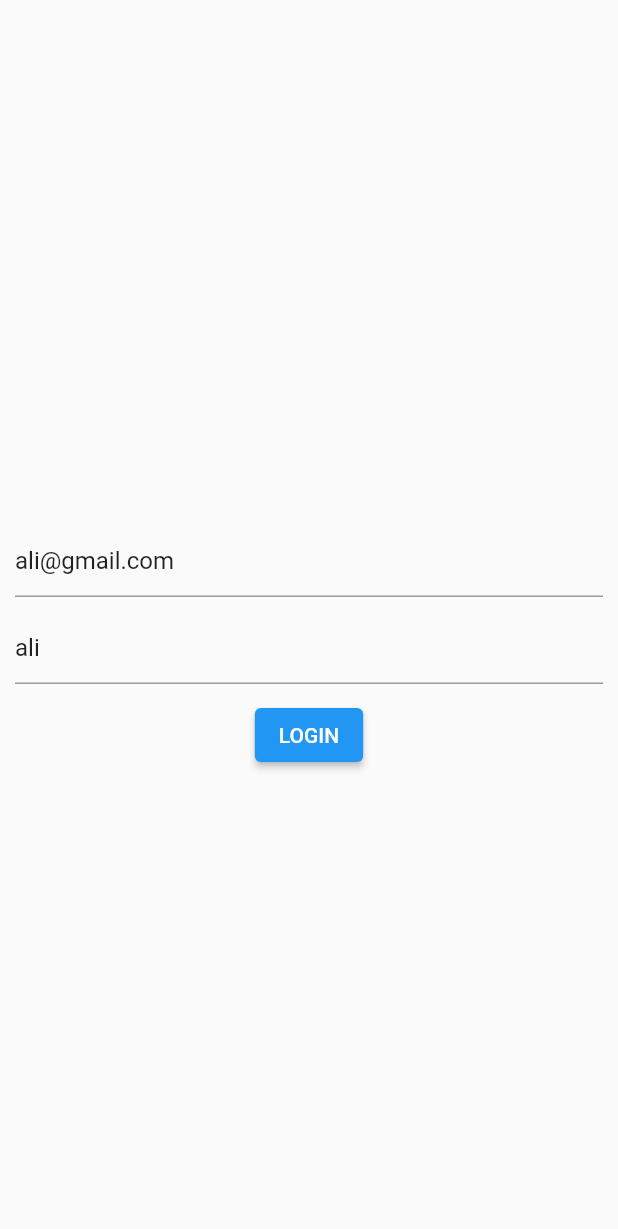
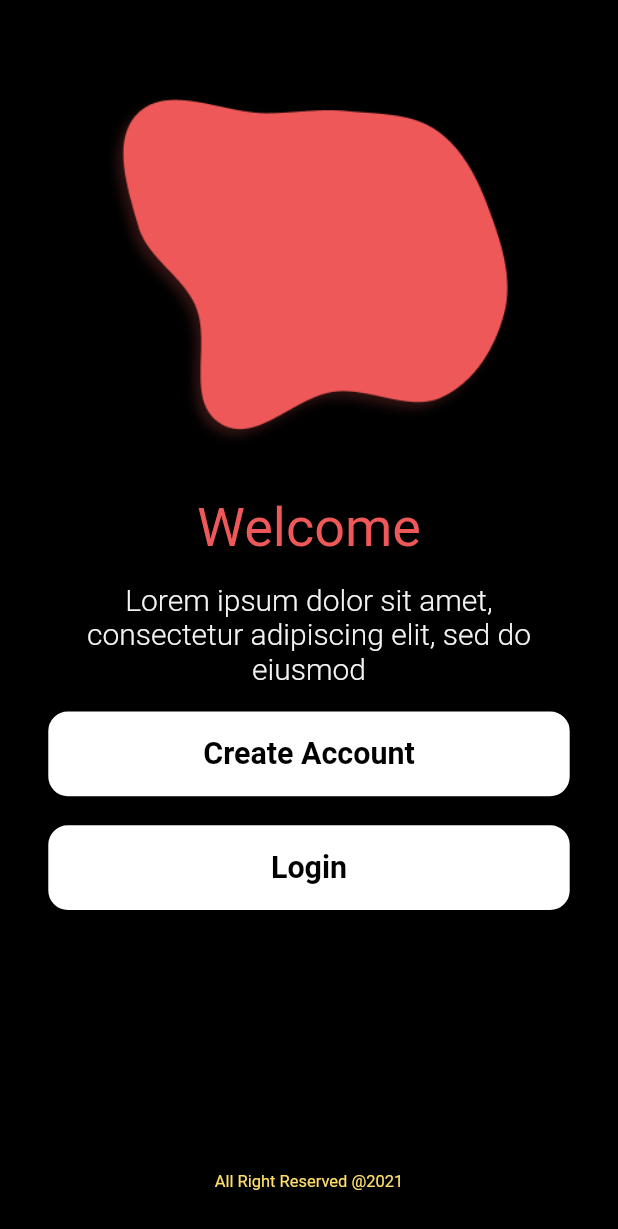
Before and after one commit to Mohsin222/simplechat, a Flutter app: the screen it shows after launch, on a phone screen of 412 x 824 dp. Shown: the top 1229 px of the screen. Run offline on Flutter 3.47's test engine with Material 2 defaults, Android fonts, the phone set to English and light mode, and no system bars; our stand-ins replace dio, flutter_screenutil, get, image_picker, socket_io_client.

Commit message:
new login sign up and half main ui ready

```diff
--- /dev/null
+++ b/lib/constants/colors.dart
@@ -0,0 +1,11 @@
+import 'package:flutter/material.dart';
+
+class ColorsClass{
+
+  static Color backgroundColorDark =Color(0xff000000);
+    static Color backgroundColorLight =Color(0xffFFFFFF);
+    static Color primaryColorLight =Color(0xffFFFFFF);
+     static Color primaryColorDark =Color(0xff000000);
+static Color textColor2 =Color(0xffA7A3A3);
+
+}
--- a/lib/main.dart
+++ b/lib/main.dart
@@ -3,8 +3,10 @@ import 'package:chatapp2/provider/message_provider.dart';
 
 
 import 'package:chatapp2/views/auth/login.dart';
+import 'package:chatapp2/views/auth/start_screen.dart';
 
 import 'package:flutter/material.dart';
+import 'package:flutter_screenutil/flutter_screenutil.dart';
 import 'package:provider/provider.dart';
 
 void main() {
@@ -17,6 +19,11 @@ class MyApp extends StatelessWidget {
   // This widget is the root of your application.
   @override
   Widget build(BuildContext context) {
+    return ScreenUtilInit(
+        designSize: const Size(375, 812),
+        minTextAdapt: true,
+        splitScreenMode: true,
+        builder: (context, child) {
     return MultiProvider(
         providers: [
 
@@ -31,8 +38,12 @@ class MyApp extends StatelessWidget {
 
             primarySwatch: Colors.blue,
           ),
-        home: const AuthScreen(),
+          // home: const AuthScreen(),
+          home: const StartScreen(),
         ),
+      );
+
+        }
     );
   }
 }
--- /dev/null
+++ b/lib/views/auth/start_screen.dart
@@ -0,0 +1,84 @@
+import 'package:chatapp2/constants/colors.dart';
+import 'package:chatapp2/views/auth/widget/auth_bottom_sheet.dart';
+import 'package:chatapp2/views/auth/widget/login_widget.dart';
+import 'package:chatapp2/views/auth/widget/signup_widget.dart';
+import 'package:chatapp2/widget/custom_btn1.dart';
+import 'package:flutter/material.dart';
+import 'package:flutter/src/widgets/framework.dart';
+import 'package:flutter/src/widgets/placeholder.dart';
+import 'package:flutter_screenutil/flutter_screenutil.dart';
+
+class StartScreen extends StatelessWidget {
+  const StartScreen({super.key});
+
+  @override
+  Widget build(BuildContext context) {
+    return Scaffold(
+      body: Container(
+        // padding: EdgeInsets.symmetric(vertical: 14),
+              padding: EdgeInsets.all(30),
+        color: ColorsClass.backgroundColorDark,
+        width: double.infinity,
+        child: Column(
+          // crossAxisAlignment: CrossAxisAlignment.center,
+          // mainAxisAlignment: MainAxisAlignment.center,
+          children: [
+            Container(
+              // padding: EdgeInsets.all(30),
+              width: 273.4138488769531,
+              height: 301.07440185546875,
+              child: Image(image: AssetImage('assets/images/splashimg.png')),
+            ),
+            Text("Welcome",
+                style: TextStyle(
+                  fontSize: 36,
+                  color: Color(0xffEF5858),
+                  fontWeight: FontWeight.w400,
+                )),
+            SizedBox(
+              height: 15,
+            ),
+            Text(
+              "Lorem ipsum dolor sit amet, consectetur adipiscing elit, sed do eiusmod",
+              style: TextStyle(
+                  fontSize: 20,
+                  fontWeight: FontWeight.w300,
+                  color: Color(0xffF4F4F4)),
+              textAlign: TextAlign.center,
+            ),
+            SizedBox(
+              height: 15,
+            ),
+            CustomBtn(childText: "Create Account",
+            baclgroundColor:  ColorsClass.backgroundColorLight,
+             onPress: (){
+               CustomMainBottomSheet.showSheet(context: context,height: 0.7.sh,child:SignUpWidget() );
+            },),
+  SizedBox(
+              height: 15,
+            ),
+            CustomBtn(childText: "Login",baclgroundColor: ColorsClass.backgroundColorLight,
+            onPress: (){
+                           CustomMainBottomSheet.showSheet(context: context,height: 0.6.sh,child:LoginWidget() );
+            },
+            ),
+
+    const    Spacer(),
+            bottomText()
+          ],
+        ),
+      ),
+    );
+  }
+
+   bottomText(){
+    return  const Text(
+"All Right Reserved @2021",
+style: TextStyle(
+fontSize: 11,
+fontWeight: FontWeight.w400,
+color:Color(0xffffde69)
+)
+);
+  }
+}
--- /dev/null
+++ b/lib/widget/custom_btn1.dart
@@ -0,0 +1,38 @@
+import 'package:chatapp2/constants/colors.dart';
+import 'package:flutter/material.dart';
+import 'package:flutter_screenutil/flutter_screenutil.dart';
+
+class CustomBtn extends StatelessWidget {
+  const CustomBtn({
+    super.key, this.baclgroundColor, this.childText, this.onPress, this.loading,
+  });
+final Color? baclgroundColor;
+final String? childText;
+final VoidCallback? onPress;
+final bool? loading;
+  @override
+  Widget build(BuildContext context) {
+    return InkWell(
+      onTap: onPress,
+      child: Container(
+        // width: 281,
+        width: double.infinity,
+        height: 60.sp,
+        decoration: BoxDecoration(
+          border: Border.all(width: 2.w ,color:ColorsClass.backgroundColorDark ),
+            borderRadius: BorderRadius.circular(15.r),
+            color:baclgroundColor ==null? ColorsClass.backgroundColorDark :ColorsClass.backgroundColorLight ),
+        alignment: Alignment.center,
+        child:loading ==true ? CircularProgressIndicator(
+
+
+        ) : Text(childText ?? '',
+            style: TextStyle(
+              color:baclgroundColor ==null ? ColorsClass.primaryColorLight :ColorsClass.primaryColorDark,
+              fontSize: 20.sp,
+              fontWeight: FontWeight.w600,
+            )),
+      ),
+    );
+  }
+}
--- a/pubspec.yaml
+++ b/pubspec.yaml
@@ -41,6 +41,7 @@ dependencies:
   intl: ^0.18.1
   get: ^4.6.4
   image_picker: ^1.0.1
+  flutter_screenutil: ^5.6.0
 dev_dependencies:
   flutter_test:
     sdk: flutter
@@ -64,8 +65,9 @@ flutter:
   uses-material-design: true
 
   # To add assets to your application, add an assets section, like this:
-  # assets:
-  #   - images/a_dot_burr.jpeg
+  assets:
+    - assets/images/
+    - assets/
   #   - images/a_dot_ham.jpeg
 
   # An image asset can refer to one or more resolution-specific "variants", see
```
Also changed, not shown: lib/provider/auth_provider.dart (+23 -6 lines), lib/services/auth/auth_services.dart (+8 -3 lines), lib/utils/text_field_decoration.dart (added, +56 -0 lines), lib/views/auth/login.dart (+15 -9 lines), lib/views/auth/widget/auth_bottom_sheet.dart (added, +54 -0 lines), lib/views/auth/widget/login_widget.dart (added, +93 -0 lines), lib/views/auth/widget/signup_widget.dart (added, +58 -0 lines), lib/views/chat/mainscreen.dart (+175 -20 lines), assets/images/splashimg.png (added), pubspec.lock. Lines whose indentation alone changed are shown as unchanged.
